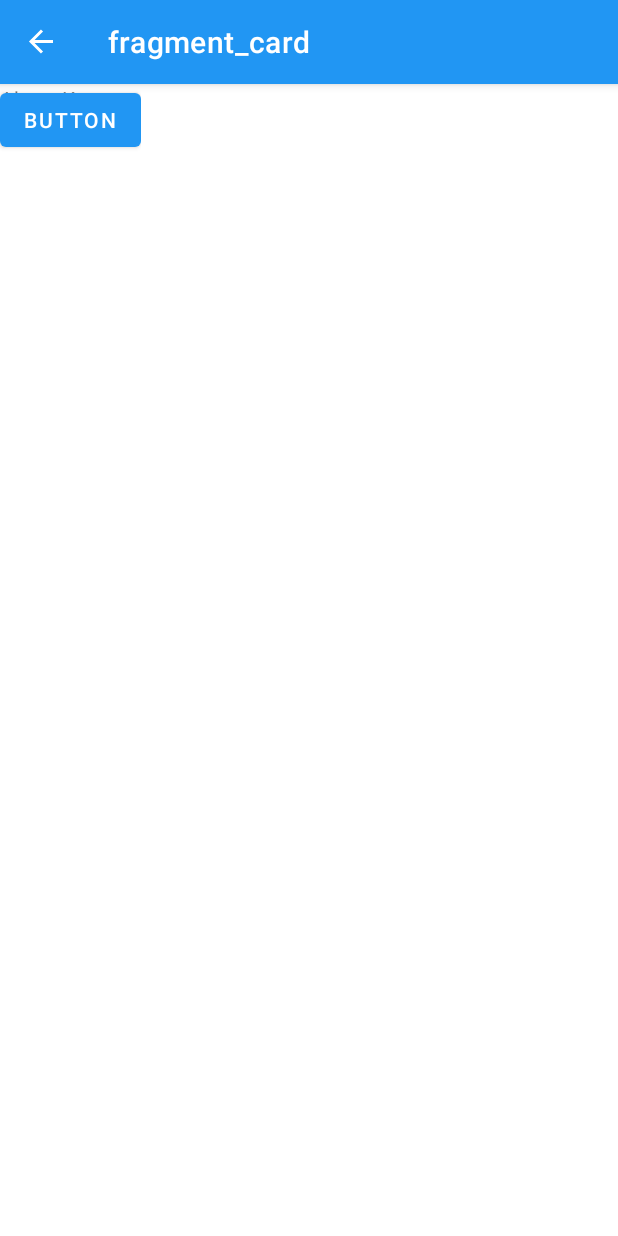
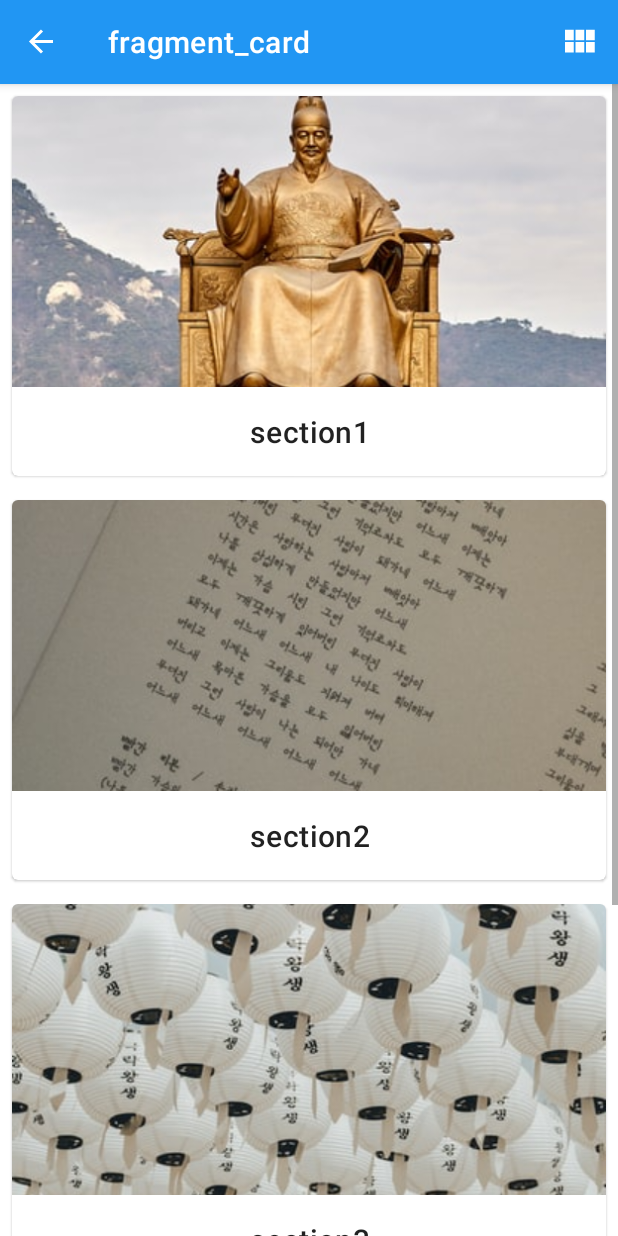
Before and after one commit to ronanc02/koreanlearning, an Android app: the SelectionFragment screen opened directly, with no data from a screen before it, after a tap on an icon or button, on a phone screen of 412 x 824 dp. Run offline under Robolectric (Android 15) with nearby library versions, the phone set to English and light mode, and no system bars; our stand-ins replace navigation-ui; Roboto replaces fonts that are not available here; 1 other tap on this screen came first.

Commit message:
Implement nav action for about korea different html sections

```diff
--- a/app/src/main/java/com/example/koreanlearning/SelectionFragment.kt
+++ b/app/src/main/java/com/example/koreanlearning/SelectionFragment.kt
@@ -22,6 +22,7 @@ class SelectionFragment() : androidx.fragment.app.Fragment() {
         )
     }
 
+    private var fragmentname: String = "SelectionFragment"
 
     override fun onCreate(savedInstanceState: Bundle?) {
         super.onCreate(savedInstanceState)
@@ -42,7 +43,7 @@ class SelectionFragment() : androidx.fragment.app.Fragment() {
     private var isLinearLayoutManager = true
 
     override fun onViewCreated(view: View, savedInstanceState: Bundle?) {
-        recyclerView = binding.recyclerView
+        recyclerView = binding.rwSelection
         implementLayout()
     }
 
@@ -62,7 +63,8 @@ class SelectionFragment() : androidx.fragment.app.Fragment() {
 //        val json = context?.let { Json(it).parseJson() }
         val dataMain = context?.let { DataSelection(it).loadCategories() }
         recyclerView.layoutManager = GridLayoutManager(context, 1)
-        recyclerView.adapter = dataMain?.let { context?.let { it1 -> ItemAdapter(it1, it, viewModel.fullLogin()) } }
+//        recyclerView.adapter = dataMain?.let { context?.let { it1 -> ItemAdapter(it1, it, viewModel.fullLogin()) } }
+        recyclerView.adapter = dataMain?.let { context?.let { it1 -> ItemAdapter(it1, it, fragmentname) } }
 
         recyclerView.setHasFixedSize(true)
     }
--- a/app/src/main/java/com/example/koreanlearning/SubselectionFragment.kt
+++ b/app/src/main/java/com/example/koreanlearning/SubselectionFragment.kt
@@ -1,12 +1,13 @@
 package com.example.koreanlearning
 
 import android.os.Bundle
-import android.view.LayoutInflater
-import android.view.View
-import android.view.ViewGroup
+import android.view.*
+import androidx.core.content.ContextCompat
 import androidx.fragment.app.Fragment
-import androidx.fragment.app.viewModels
-import androidx.navigation.findNavController
+import androidx.recyclerview.widget.GridLayoutManager
+import androidx.recyclerview.widget.RecyclerView
+import com.example.koreanlearning.adapter.ItemAdapter
+import com.example.koreanlearning.data.DataSelection
 import com.example.koreanlearning.databinding.FragmentSubselectionBinding
 import com.google.android.material.dialog.MaterialAlertDialogBuilder
 
@@ -15,21 +16,15 @@ import com.google.android.material.dialog.MaterialAlertDialogBuilder
 
 class SubselectionFragment : Fragment() {
 
-    private val viewModel: CardViewModel by viewModels()
     private var _binding: FragmentSubselectionBinding? = null
     private val binding get() = _binding!!
 
-    companion object {
-        val LEVEL = "level"
-    }
+    private var fragmentname: String = "SubselectionFragment"
 
-    private lateinit var level: String
 
     override fun onCreate(savedInstanceState: Bundle?) {
         super.onCreate(savedInstanceState)
-        arguments?.let {
-            level = it.getString(LEVEL).toString()
-        }
+        setHasOptionsMenu(true)
     }
 
     override fun onCreateView(
@@ -38,30 +33,54 @@ class SubselectionFragment : Fragment() {
         savedInstanceState: Bundle?
     ): View? {
         _binding = FragmentSubselectionBinding.inflate(inflater, container, false)
-        val view = binding.root
-        return view
+        return binding.root
     }
 
+    private lateinit var recyclerView: RecyclerView
+    private var isLinearLayoutManager = true
+
     override fun onViewCreated(view: View, savedInstanceState: Bundle?) {
-        val button = binding.buttonSelection
-        val action =
-            SubselectionFragmentDirections.actionSubselectionFragmentToAboutKoreaFragment()
+        recyclerView = binding.rwSubselection
+        implementLayout()
+    }
 
-        button.setOnClickListener() {
-            it.findNavController().navigate(action)
-        }
-        updateWordOnScreen()
-//        showDialog()
-    }
 
     override fun onDestroyView() {
         super.onDestroyView()
         _binding = null
     }
 
-    private fun updateWordOnScreen() {
-//        binding.textView.text = viewModel.koreanword
-        binding.textView.text = level
+    override fun onCreateOptionsMenu(menu: Menu, inflater: MenuInflater) {
+        inflater.inflate(R.menu.menu_main, menu)
+
+        val layoutButton = menu.findItem(R.id.action_settings)
+        setIcon(layoutButton)
+    }
+
+    private fun implementLayout() {
+        val dataMain = context?.let { DataSelection(it).loadSections() }
+        recyclerView.layoutManager = GridLayoutManager(context, 1)
+        recyclerView.adapter = dataMain?.let { context?.let { it1 -> ItemAdapter(it1, it, fragmentname) } }
+
+        recyclerView.setHasFixedSize(true)
+    }
+
+    private fun setIcon(menuItem: MenuItem?) {
+        if (menuItem == null)
+            return
+
+        menuItem.icon = ContextCompat.getDrawable(this.requireContext(), R.drawable.ic_grid_layout)
+    }
+
+    override fun onOptionsItemSelected(item: MenuItem): Boolean {
+        return when (item.itemId) {
+            R.id.action_settings -> {
+                setIcon(item)
+                return true
+            }
+
+            else -> super.onOptionsItemSelected(item)
+        }
     }
 
     private fun showDialog() {
--- a/app/src/main/java/com/example/koreanlearning/adapter/ItemAdapter.kt
+++ b/app/src/main/java/com/example/koreanlearning/adapter/ItemAdapter.kt
@@ -24,7 +24,7 @@ import kotlinx.coroutines.NonDisposableHandle.parent
 class ItemAdapter(
     private val context: Context,
     private val dataset: List<Section>,
-    private val logindata: List<Login>
+    private val fragmentname: String
 ) : RecyclerView.Adapter<ItemAdapter.ItemViewHolder>() {
 
     // Provide a reference to the views for each data item
@@ -59,19 +59,31 @@ class ItemAdapter(
         holder.textView.text = item.stringResourceId
         holder.imageView.setImageResource(item.imageResourceId)
 
-        if (position != 3) {
-            val action =
-                SelectionFragmentDirections.actionSelectionFragmentToSubselectionFragment(item.stringResourceId)
-            holder.imageView.setOnClickListener() {
-                it.findNavController().navigate(action)
+        when (fragmentname) {
+            "SelectionFragment" -> {
+                val action =
+                    SelectionFragmentDirections.actionSelectionFragmentToSubselectionFragment(
+                        item.stringResourceId
+                    )
+                holder.imageView.setOnClickListener() {
+                    it.findNavController().navigate(action)
+                }
             }
-        } else {
-            holder.imageView.setOnClickListener() {
-                val intent = Intent(context, AboutKoreaActivity::class.java)
-                context.startActivity(intent)
+            "SubselectionFragment" -> {
+                val action =
+                    SubselectionFragmentDirections.actionSubselectionFragmentToAboutKoreaFragment(
+                        item.stringResourceId
+                    )
+                holder.imageView.setOnClickListener() {
+                    it.findNavController().navigate(action)
+                }
+            }
+            else -> {
+//                val intent = Intent(context, AboutKoreaActivity::class.java)
+//                context.startActivity(intent)
+                }
             }
         }
-    }
 
     /**
      * Return the size of your dataset (invoked by the layout manager)
--- a/app/src/main/java/com/example/koreanlearning/data/DataSelection.kt
+++ b/app/src/main/java/com/example/koreanlearning/data/DataSelection.kt
@@ -17,6 +17,15 @@ class DataSelection (
             Section("Learning Korean", R.drawable.learningkorean),
             Section("Quizzes", R.drawable.quizzes),
             Section("Games", R.drawable.games)
+        )
+    }
+
+    fun loadSections() : List<Section> {
+        return listOf(
+            Section("section1", R.drawable.aboutkorea),
+            Section("section2", R.drawable.learningkorean),
+            Section("section3", R.drawable.quizzes),
+            Section("section4", R.drawable.games)
         )
     }
 
--- a/app/src/main/res/layout/fragment_selection.xml
+++ b/app/src/main/res/layout/fragment_selection.xml
@@ -8,7 +8,7 @@
     tools:context=".SelectionFragment">
 
     <androidx.recyclerview.widget.RecyclerView
-        android:id="@+id/recycler_view"
+        android:id="@+id/rw_selection"
         android:layout_width="match_parent"
         android:layout_height="match_parent"
         android:scrollbars="vertical"
--- a/app/src/main/res/layout/fragment_subselection.xml
+++ b/app/src/main/res/layout/fragment_subselection.xml
@@ -3,19 +3,19 @@
     xmlns:tools="http://schemas.android.com/tools"
     android:layout_width="match_parent"
     android:layout_height="match_parent"
+    xmlns:app="http://schemas.android.com/apk/res-auto"
     tools:context=".SubselectionFragment">
 
     <!-- TODO: Update blank fragment layout -->
-    <TextView
-        android:id="@+id/textView"
+
+    <androidx.recyclerview.widget.RecyclerView
+        android:id="@+id/rw_subselection"
         android:layout_width="match_parent"
         android:layout_height="match_parent"
-        android:text="@string/korean_word" />
+        android:scrollbars="vertical"
+        app:columnCount="1"
+        app:layoutManager="GridLayoutManager" >
 
-    <Button
-        android:id="@+id/buttonSelection"
-        android:layout_width="wrap_content"
-        android:layout_height="wrap_content"
-        android:text="Button" />
+    </androidx.recyclerview.widget.RecyclerView>
 
 </FrameLayout>
--- a/app/src/main/res/navigation/nav_graph.xml
+++ b/app/src/main/res/navigation/nav_graph.xml
@@ -29,5 +29,9 @@
         android:id="@+id/aboutKoreaFragment"
         android:name="com.example.koreanlearning.AboutKoreaFragment"
         android:label="fragment_about_korea"
-        tools:layout="@layout/fragment_about_korea" />
+        tools:layout="@layout/fragment_about_korea" >
+    <argument
+        android:name="section"
+        app:argType="string" />
+    </fragment>
 </navigation>
```
Also changed, not shown: app/src/main/java/com/example/koreanlearning/AboutKoreaFragment.kt (+15 -4 lines), 1 other file.
